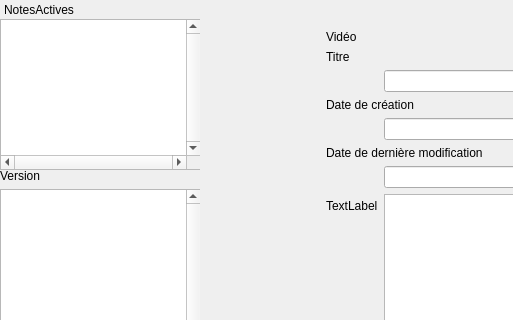
The window that gui/mainwindow.ui (vincebhx/LO21-PluriNotes) describes before a commit, drawn with Qt 5; both pictures show x 0 to 513 and y 0 to 320 of the 865 by 704 pixel window.
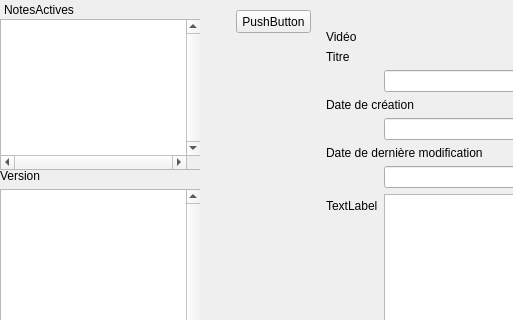
The same window after the commit.

Commit message: create note article and task done, mais doit appuyer sur le push button pour le reload le tablewidget

Patch:
```diff
--- a/gui/mainwindow.ui
+++ b/gui/mainwindow.ui
@@ -567,6 +567,19 @@
      <string>Ajouter une note</string>
     </property>
    </widget>
+   <widget class="QPushButton" name="pushButton_5">
+    <property name="geometry">
+     <rect>
+      <x>30</x>
+      <y>10</y>
+      <width>75</width>
+      <height>23</height>
+     </rect>
+    </property>
+    <property name="text">
+     <string>PushButton</string>
+    </property>
+   </widget>
    <zorder>layoutWidget</zorder>
    <zorder>stackedWidget</zorder>
    <zorder>supprimer</zorder>
```
Left out of the diff: 7 changed lines with no effect on the pictures. The commit also changes 6 other files.
